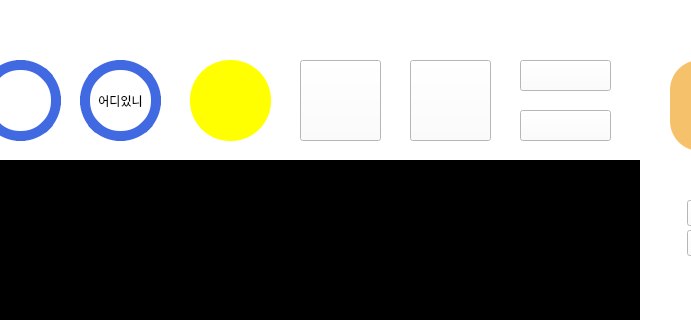
addinedu-ros-7th/iot-repo-1, file src/Client/Cam.ui: the form before one commit; both pictures show x 100 to 791 and y 0 to 320 of the 1111 by 740 pixel window.
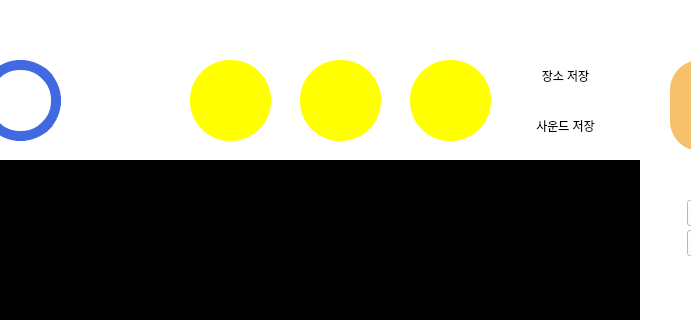
The form after the commit. Icons and pictures are not drawn.

What changed in the file:
```diff
--- a/src/Client/Cam.ui
+++ b/src/Client/Cam.ui
@@ -115,32 +115,6 @@
     <set>Qt::AlignRight|Qt::AlignTrailing|Qt::AlignVCenter</set>
    </property>
   </widget>
-  <widget class="QLabel" name="btnGpsPage">
-   <property name="geometry">
-    <rect>
-     <x>180</x>
-     <y>60</y>
-     <width>81</width>
-     <height>81</height>
-    </rect>
-   </property>
-   <property name="styleSheet">
-    <string notr="true">background-color:white;
-border-radius:40px;
-border-color:#4169E1;
-border-width:10px;
-border-style:solid;</string>
-   </property>
-   <property name="text">
-    <string>어디있니</string>
-   </property>
-   <property name="scaledContents">
-    <bool>true</bool>
-   </property>
-   <property name="alignment">
-    <set>Qt::AlignCenter</set>
-   </property>
-  </widget>
   <widget class="QLabel" name="labelTempBody">
    <property name="geometry">
     <rect>
@@ -488,6 +462,10 @@
      <height>81</height>
     </rect>
    </property>
+   <property name="styleSheet">
+    <string notr="true">border-radius:40px;
+background-color:yellow;</string>
+   </property>
    <property name="text">
     <string/>
    </property>
@@ -501,8 +479,12 @@
      <height>31</height>
     </rect>
    </property>
+   <property name="styleSheet">
+    <string notr="true">border-style:outset;
+</string>
+   </property>
    <property name="text">
-    <string/>
+    <string>장소 저장</string>
    </property>
   </widget>
   <widget class="QPushButton" name="btnPlace3">
@@ -514,6 +496,10 @@
      <height>81</height>
     </rect>
    </property>
+   <property name="styleSheet">
+    <string notr="true">border-radius:40px;
+background-color:yellow;</string>
+   </property>
    <property name="text">
     <string/>
    </property>
@@ -527,8 +513,11 @@
      <height>31</height>
     </rect>
    </property>
+   <property name="styleSheet">
+    <string notr="true">border-style:outset;</string>
+   </property>
    <property name="text">
-    <string/>
+    <string>사운드 저장</string>
    </property>
   </widget>
   <zorder>labelFrame</zorder>
```
Left out of the diff: 9 changed lines with no effect on the pictures.
